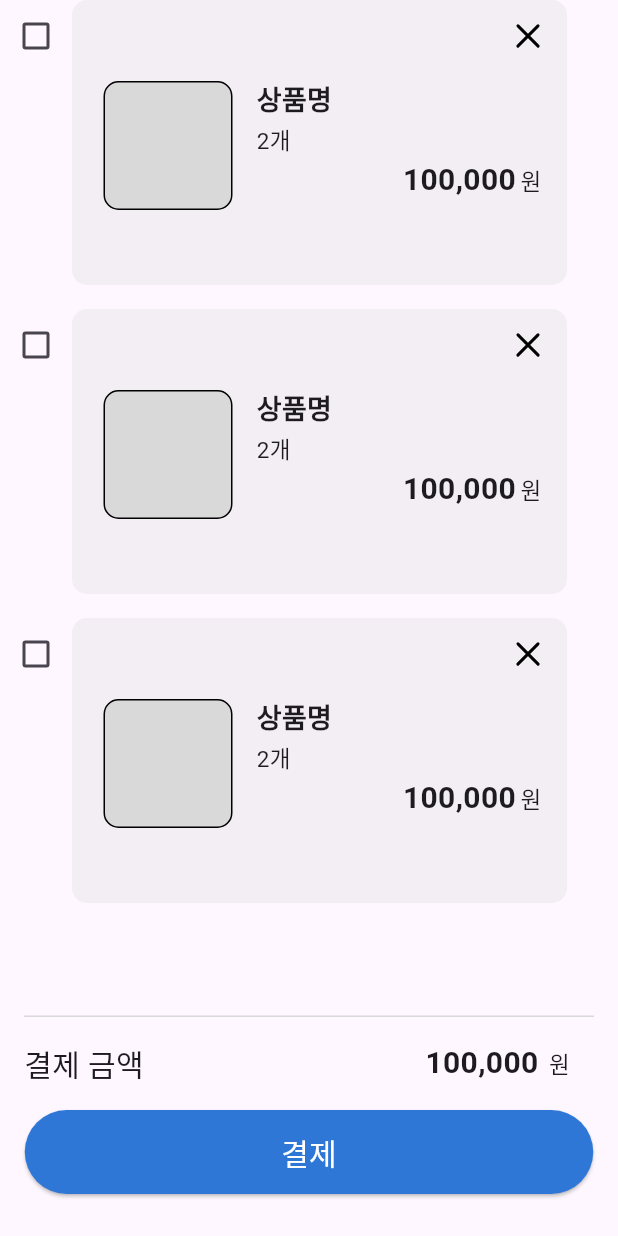
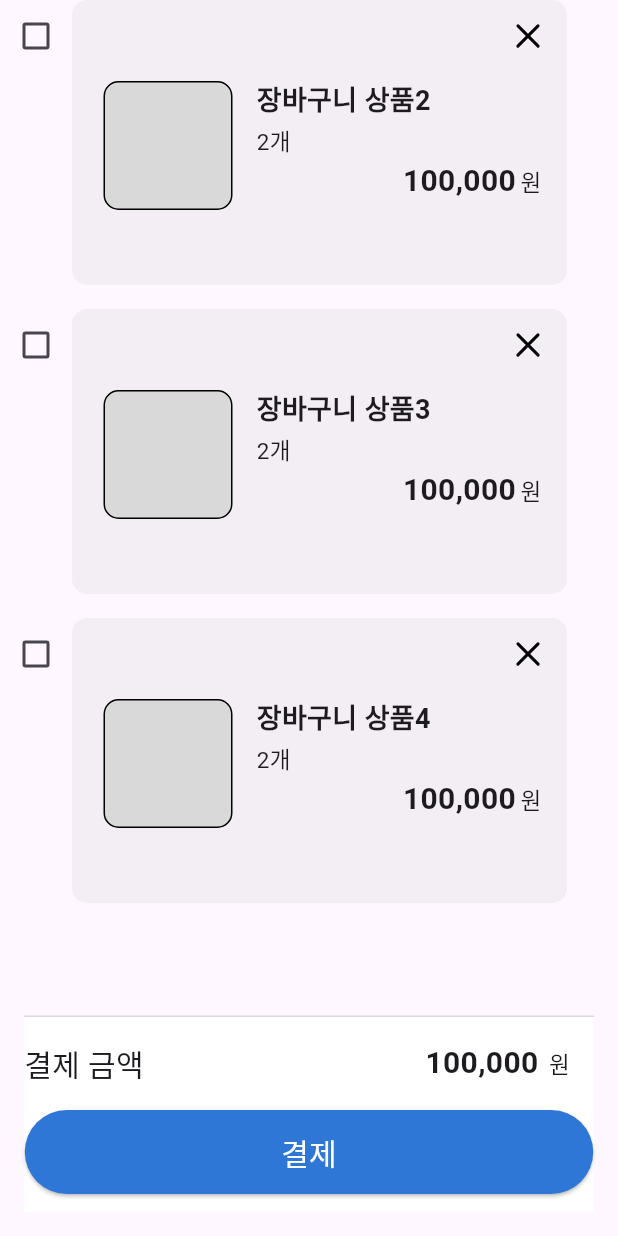
Before and after one commit to LIKELION-Android-Bootcamp-4th/AOS-04-officeShoppingMall, a Flutter app: the CartScreen screen opened by its route, after a tap on an icon or button, on a phone screen of 412 x 824 dp. Run offline on Flutter 3.47's test engine with Material 3 defaults, Android fonts, the light colour scheme and no system bars; our stand-ins replace flutter_bloc, flutter_svg, google_fonts.

Commit message:
UI수정 및 장바구니 삭제 기능 구현

```diff
--- a/lib/app_router.dart
+++ b/lib/app_router.dart
@@ -3,14 +3,12 @@
 import 'package:office_shopping_mall/core/constants/app_routes.dart';
 import 'package:office_shopping_mall/feature/cart/ui/cart_screen.dart';
 import 'package:office_shopping_mall/feature/cart/ui/delivery_screen.dart';
-import 'package:office_shopping_mall/feature/home/ui/HomeScreen.dart';
+
 
 class AppRouter {
   static Route<dynamic> onGenerateRoute(RouteSettings settings) {
     switch (settings.name) {
-      case AppRoutes.home:
-        return MaterialPageRoute(builder: (_) => HomeScreen());
-        break;
+
 
       case AppRoutes.cart:
         return MaterialPageRoute(builder: (_) => CartScreen());
--- /dev/null
+++ b/lib/feature/cart/data/product.dart
@@ -0,0 +1,8 @@
+class Product {
+  String productName;
+  int productPrice;
+  int productNum;  //주문번호
+  int productDeliveryIndex = 1;  //배송 상태. 탭 인덱스 번호와 동일
+  Product(this.productName, this.productPrice, this.productNum, this.productDeliveryIndex);
+
+}
--- /dev/null
+++ b/lib/feature/cart/data/product_list.dart
@@ -0,0 +1,19 @@
+import 'package:flutter/material.dart';
+import 'package:office_shopping_mall/feature/cart/data/product.dart';
+import 'package:office_shopping_mall/feature/cart/data/product_list_item.dart';
+
+class ProductList extends StatelessWidget {
+  final List<Product> products;
+  const ProductList({super.key, required this.products});
+
+  @override
+  Widget build(BuildContext context) {
+    return ListView.builder(
+      shrinkWrap: true,
+      itemCount: products.length,
+      itemBuilder: (context, index){
+        return ProductListItem(product: products[index]);
+      },
+    );
+  }
+}
--- a/lib/feature/cart/data/product_list_item.dart
+++ b/lib/feature/cart/data/product_list_item.dart
@@ -2,15 +2,13 @@
 import 'package:flutter/material.dart';
 import 'package:flutter_svg/flutter_svg.dart';
 import 'package:office_shopping_mall/feature/cart/data/product.dart';
-import 'package:office_shopping_mall/feature/cart/data/product_list.dart';
+import 'package:office_shopping_mall/feature/cart/data/product_provider.dart';
 import 'package:office_shopping_mall/feature/cart/ui/order_detail_screen.dart';
-import 'package:office_shopping_mall/feature/cart/data/product_provider.dart';
 import 'package:provider/provider.dart';
 
 class ProductListItem extends StatelessWidget {
-  final int index;
-  // Product productID;
-  const ProductListItem({super.key, required this.index});
+  final Product product;
+  const ProductListItem({super.key, required this.product});
 
   @override
   Widget build(BuildContext context) {
@@ -19,7 +17,7 @@
       child: Row(
         crossAxisAlignment: CrossAxisAlignment.start,
         children: [
-          index == 0 ?  //체크박스. 장바구니 탭에서만 활성화
+          product.productDeliveryIndex == 0 ?  //체크박스. 장바구니 탭에서만 활성화
             Checkbox(
               value: false,
               onChanged: (bool? checked){
@@ -29,7 +27,7 @@
           : SizedBox(width: 16,),
           Container(
             margin: EdgeInsets.only(bottom: 16),
-            width: index == 0 ? 330 : 360,
+            width: product.productDeliveryIndex == 0 ? 330 : 360,
             height: 190,
             decoration: BoxDecoration(
               color: Color(0x4DD9D9D9),
@@ -39,14 +37,14 @@
               onTap: () {
                Navigator.push(
                  context,
-                 index == 0
+                 product.productDeliveryIndex == 0
                      ? MaterialPageRoute(builder: (_) => OrderDetailScreen(),)  //장바구니에 담긴 상품은 상품 상세페이지로
                      : MaterialPageRoute(builder: (_) => OrderDetailScreen(),),  //결제 완료~배송 완료 상품은 주문 내역으로
                );},
               child: SizedBox(
                child: Column(
               children: [
-                index == 0 ?  //지우기 버튼. 장바구니 탭에서만 활성화
+                product.productDeliveryIndex == 0 ?  //지우기 버튼. 장바구니 탭에서만 활성화
                 Row(
                   children: [
                     SizedBox(width: 280,),
@@ -54,7 +52,7 @@
                       alignment: Alignment.topRight,
                       child: IconButton(
                         onPressed: (){
-                          //Provider.of<Product>(context, listen: false).deleteProduct(productID);
+                          Provider.of<ProductProvider>(context, listen: false).deleteProduct(product);
                         },
                         icon: SvgPicture.asset('images/icon/ic_close.svg'),
                       ),
@@ -83,7 +81,7 @@
                       crossAxisAlignment: CrossAxisAlignment.start,
                       children: [
                         Text(
-                          "상품명",
+                          product.productName,
                           style: TextStyle(
                             fontSize: 18,
                             fontWeight: FontWeight.bold,
@@ -97,7 +95,7 @@
                           ),
                         ),
                         Container(
-                            width: index == 0 ? 190 : 220,
+                            width: product.productDeliveryIndex == 0 ? 190 : 220,
                             child: Row(
                               mainAxisAlignment: MainAxisAlignment.end,
                               children: [
--- /dev/null
+++ b/lib/feature/cart/data/product_provider.dart
@@ -0,0 +1,21 @@
+import 'package:flutter/material.dart';
+import 'package:office_shopping_mall/feature/cart/data/product.dart';
+
+class ProductProvider with ChangeNotifier {
+  List<Product> products = [
+    Product("장바구니 상품1", 100000, 1111, 0),
+    Product("장바구니 상품2", 100000, 2222, 0),
+    Product("장바구니 상품3", 100000, 3333, 0),
+    Product("장바구니 상품4", 100000, 4444, 0),
+    Product("상품명1", 100000, 111111, 1),
+    Product("상품명2", 100000, 222222, 1),
+    Product("상품명3", 100000, 333333, 1),
+    Product("배송중인 상품", 100000, 2222, 2),
+    Product("배송완료 상품", 100000, 2222, 3),
+  ];
+
+  void deleteProduct(Product product){
+    products.remove(product);
+    notifyListeners();
+  }
+}
--- a/lib/feature/cart/ui/cart_screen.dart
+++ b/lib/feature/cart/ui/cart_screen.dart
@@ -1,9 +1,12 @@
 import 'package:flutter/cupertino.dart';
 import 'package:flutter/material.dart';
-import 'package:office_shopping_mall/feature/cart/data/product_list_item.dart';
+import 'package:flutter_bloc/flutter_bloc.dart';
+import 'package:flutter_svg/flutter_svg.dart';
+import 'package:office_shopping_mall/feature/cart/data/product_list.dart';
+import 'package:office_shopping_mall/feature/cart/data/product_provider.dart';
+import 'package:office_shopping_mall/feature/cart/ui/delivery_navigation.dart';
 
 class CartScreen extends StatefulWidget{
-  int index = 0;
 
   @override
   State<StatefulWidget> createState() {
@@ -12,19 +15,17 @@
 }
 
 class CartScreenState extends State<CartScreen> with SingleTickerProviderStateMixin{
+
   @override
   Widget build(BuildContext context) {
+    final bool showAppbar = Navigator.canPop(context);
     return Scaffold(
+      //
       body: Column(
         mainAxisAlignment: MainAxisAlignment.center,
         children: [
-          Expanded(child: ListView.builder(
-            itemCount: 3,
-            itemBuilder: (context, index){
-              return ProductListItem(index: widget.index);
-            },
-          ))
-          // ProductListItem(),
+          Expanded(child: ProductList(products: context.watch<ProductProvider>().products.where((a) => a.productDeliveryIndex == 0).toList(),),
+          )
         ],
       ),
 
@@ -40,7 +41,8 @@
                 ),
               ),
             ),
-              child: SizedBox(
+              child: Container(
+                color: Colors.white,
                 height: 130,
                 child: Column(
                   crossAxisAlignment: CrossAxisAlignment.end,
--- a/lib/feature/cart/ui/delivery_screen.dart
+++ b/lib/feature/cart/ui/delivery_screen.dart
@@ -1,9 +1,9 @@
 import 'package:flutter/material.dart';
+import 'package:flutter_bloc/flutter_bloc.dart';
 import 'package:flutter_svg/flutter_svg.dart';
 import 'package:office_shopping_mall/feature/cart/data/product_list.dart';
-import 'package:office_shopping_mall/feature/cart/data/product_list_item.dart';
+import 'package:office_shopping_mall/feature/cart/data/product_provider.dart';
 import 'package:office_shopping_mall/feature/cart/ui/cart_screen.dart';
-import 'package:office_shopping_mall/feature/cart/ui/order_detail_screen.dart';
 import 'package:office_shopping_mall/feature/cart/ui/delivery_navigation.dart';
 
 class DeliveryScreen extends StatefulWidget{
@@ -46,17 +46,14 @@
                   children: [
                     CartScreen(),//장바구니 이동
 
-                    //상품 목록
-                    ListView.builder(
-                      itemCount: 2,
-                      itemBuilder: (context, index){
-                        return ProductListItem(index: _selectIndex);
-                      },
-                    ),
+                    //결제 완료
+                    ProductList(products: context.watch<ProductProvider>().products.where((a) => a.productDeliveryIndex == 1).toList(),),
+                    //배송 중
+                    ProductList(products: context.watch<ProductProvider>().products.where((a) => a.productDeliveryIndex == 2).toList(),),
+                    //배송 완료
+                    ProductList(products: context.watch<ProductProvider>().products.where((a) => a.productDeliveryIndex == 3).toList(),),
 
-                    Text("배송 중입니다.. 기다려주세요"),
-                    Text("리뷰 작성 합시다~")
-                 ],
+                  ],
                 )
             ),
           ],
--- a/lib/main.dart
+++ b/lib/main.dart
@@ -4,23 +4,28 @@
 import 'package:office_shopping_mall/core/constants/app_colors.dart';
 import 'package:office_shopping_mall/core/constants/app_constants.dart';
 import 'package:office_shopping_mall/core/constants/app_routes.dart';
-import 'package:provider/provider.dart';
+import 'package:office_shopping_mall/feature/cart/data/product_provider.dart';
+import'package:provider/provider.dart';
 
 void main() {
-  runApp(const MyApp());
+  runApp(const WalkinApp());
 }
 
-class MyApp extends StatelessWidget {
-  const MyApp({super.key});
+class WalkinApp extends StatelessWidget {
+  const WalkinApp({super.key});
 
   @override
   Widget build(BuildContext context) {
-    return MaterialApp(
-      title: AppConstants.appName,
-      theme: ThemeData(primaryColor: AppColors.primaryColor),
-      debugShowCheckedModeBanner: false,
-      initialRoute: AppRoutes.home,
-      onGenerateRoute: AppRouter.onGenerateRoute,
+    return MultiProvider(
+      providers: [
+        ChangeNotifierProvider(create: (_) => ProductProvider(), ),
+      ],
+      child: MaterialApp(
+        title: AppConstants.appName,
+        debugShowCheckedModeBanner: false,
+        initialRoute: AppRoutes.delivery,
+        onGenerateRoute: AppRouter.onGenerateRoute,
+      ),
     );
   }
 }
```
Also changed, not shown: lib/feature/cart/ui/delivery_navigation.dart (+11 -72 lines), lib/feature/cart/ui/order_detail_screen.dart (+8 -6 lines).
